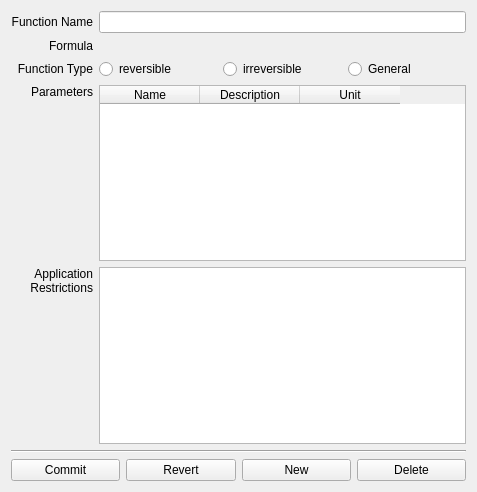
Qt form copasi/UI/FunctionWidget1.ui (copasi/COPASI) before a commit.
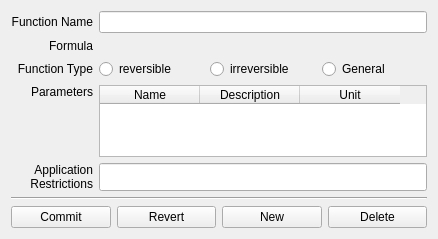
The same form after that commit. Custom widgets are drawn as their Qt base class.

Commit message: Fixed layout problems.

```diff
--- a/copasi/UI/FunctionWidget1.ui
+++ b/copasi/UI/FunctionWidget1.ui
@@ -14,13 +14,13 @@
 
  <comment> All rights reserved. </comment>
  <class>FunctionWidget1</class>
- <widget class="CopasiWidget" name="FunctionWidget1" >
-  <property name="geometry" >
+ <widget class="CopasiWidget" name="FunctionWidget1">
+  <property name="geometry">
    <rect>
     <x>0</x>
     <y>0</y>
-    <width>477</width>
-    <height>492</height>
+    <width>438</width>
+    <height>239</height>
    </rect>
   </property>
   <property name="windowTitle" >
@@ -39,8 +39,8 @@
        </property>
       </widget>
      </item>
-     <item row="0" column="1" >
-      <widget class="QLineEdit" name="LineEdit1" />
+     <item row="0" column="2">
+      <widget class="QLineEdit" name="LineEdit1"/>
      </item>
      <item row="1" column="0" >
       <widget class="QLabel" name="TextLabel2" >
@@ -52,10 +52,10 @@
        </property>
       </widget>
      </item>
-     <item row="1" column="1" >
-      <widget class="CQExpressionMmlStackedWidget" name="mpExpressionEMSW" >
-       <widget class="QWidget" name="page" />
-       <widget class="QWidget" name="page_2" />
+     <item row="1" column="2">
+      <widget class="CQExpressionMmlStackedWidget" name="mpExpressionEMSW">
+       <widget class="QWidget" name="page"/>
+       <widget class="QWidget" name="page_2"/>
       </widget>
      </item>
      <item row="2" column="0" >
@@ -68,8 +68,8 @@
        </property>
       </widget>
      </item>
-     <item row="2" column="1" >
-      <layout class="QHBoxLayout" name="horizontalLayout" >
+     <item row="2" column="2">
+      <layout class="QHBoxLayout" name="horizontalLayout">
        <item>
         <widget class="QRadioButton" name="RadioButton1" >
          <property name="text" >
@@ -114,10 +114,10 @@
        </property>
       </widget>
      </item>
-     <item row="4" column="1" >
-      <widget class="QTableWidget" name="Table2" >
-       <property name="sizePolicy" >
-        <sizepolicy vsizetype="Preferred" hsizetype="Preferred" >
+     <item row="3" column="2">
+      <widget class="QTableWidget" name="Table1">
+       <property name="sizePolicy">
+        <sizepolicy hsizetype="MinimumExpanding" vsizetype="Preferred">
          <horstretch>0</horstretch>
          <verstretch>0</verstretch>
         </sizepolicy>
@@ -125,46 +125,7 @@
        <property name="editTriggers" >
         <set>QAbstractItemView::NoEditTriggers</set>
        </property>
-       <property name="showGrid" >
-        <bool>false</bool>
-       </property>
-       <property name="rowCount" >
-        <number>1</number>
-       </property>
-       <property name="columnCount" >
-        <number>2</number>
-       </property>
-       <attribute name="horizontalHeaderVisible">
-        <bool>false</bool>
-       </attribute>
-       <attribute name="verticalHeaderVisible">
-        <bool>false</bool>
-       </attribute>
-       <row/>
-       <column>
-        <property name="text" >
-         <string>Description</string>
-        </property>
-       </column>
-       <column>
-        <property name="text" >
-         <string>Min</string>
-        </property>
-       </column>
-      </widget>
-     </item>
-     <item row="3" column="1" >
-      <widget class="QTableWidget" name="Table1" >
-       <property name="sizePolicy" >
-        <sizepolicy vsizetype="Preferred" hsizetype="Preferred" >
-         <horstretch>0</horstretch>
-         <verstretch>0</verstretch>
-        </sizepolicy>
-       </property>
-       <property name="editTriggers" >
-        <set>QAbstractItemView::NoEditTriggers</set>
-       </property>
-       <property name="rowCount" >
+       <property name="rowCount">
         <number>0</number>
        </property>
        <property name="columnCount" >
@@ -205,6 +166,19 @@
        </column>
       </widget>
      </item>
+     <item row="4" column="2">
+      <widget class="QLineEdit" name="mpEditApplicationRestrictions">
+       <property name="sizePolicy">
+        <sizepolicy hsizetype="Expanding" vsizetype="Preferred">
+         <horstretch>0</horstretch>
+         <verstretch>0</verstretch>
+        </sizepolicy>
+       </property>
+       <property name="readOnly">
+        <bool>true</bool>
+       </property>
+      </widget>
+     </item>
     </layout>
    </item>
    <item>
```
Left out of the diff: 134 changed lines with no effect on the pictures. The commit also changes 1 other file.
